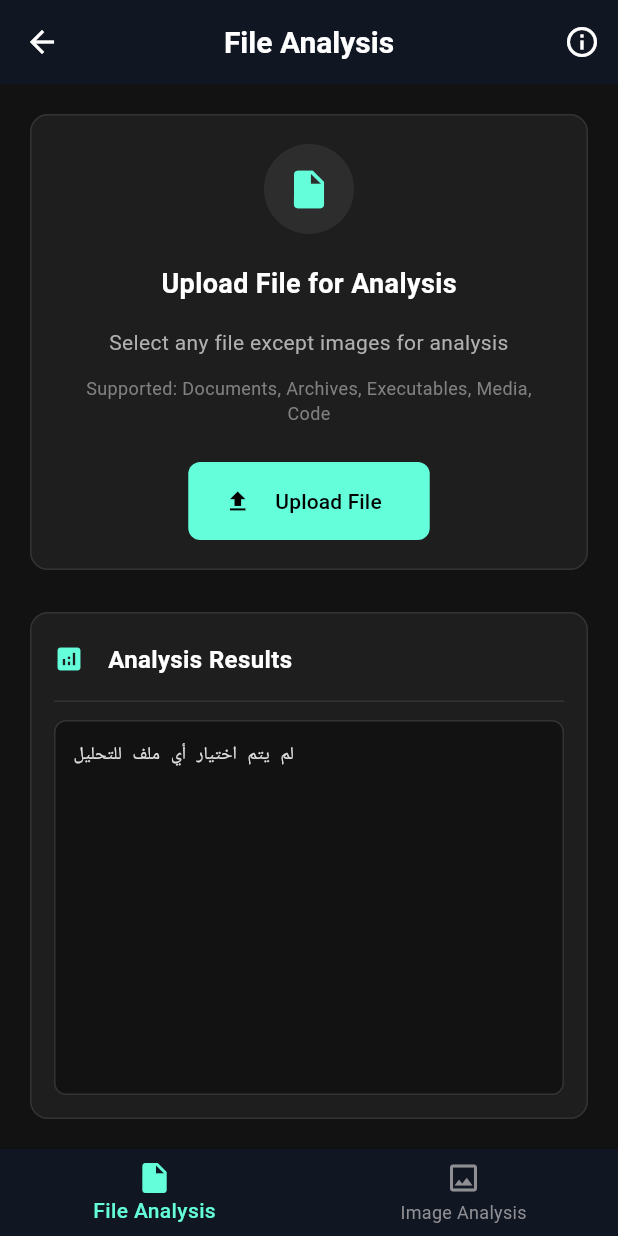
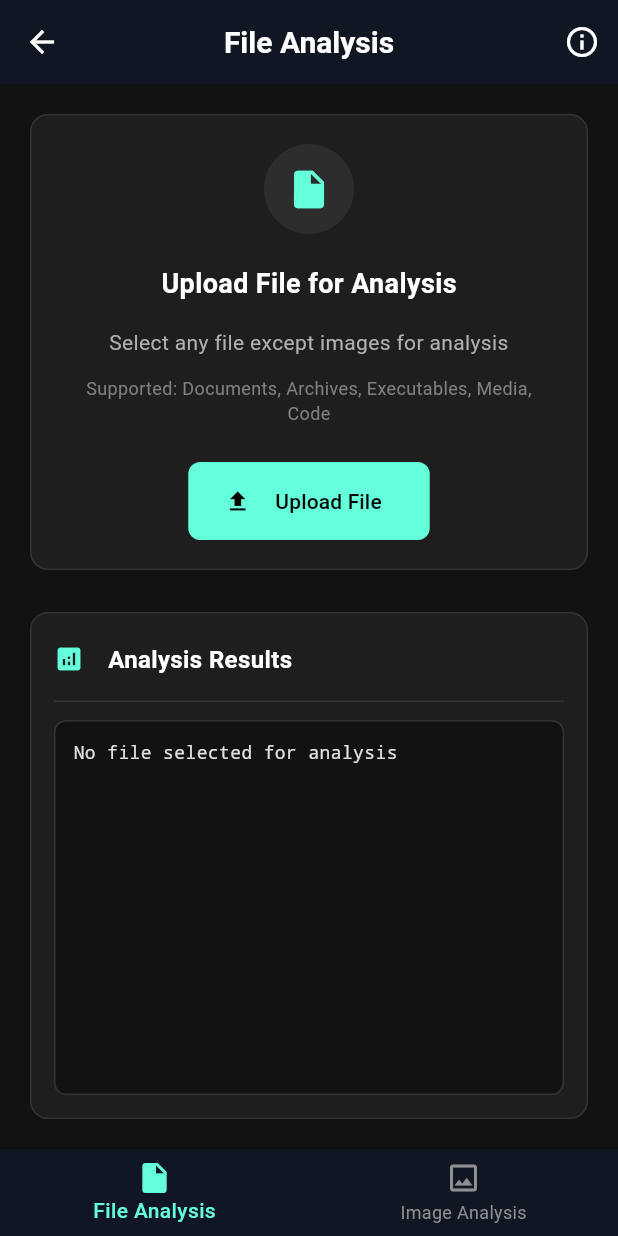
Before and after one commit to sajidammar/CRYPTOCYBER_PROJECT, a Flutter app: the MainAnalysisScreen screen opened directly, after a tap on "Upload File", on a phone screen of 412 x 824 dp. Run offline on Flutter 3.47's test engine with Material 3 defaults, Android fonts, the light colour scheme and no system bars; our stand-ins replace file_picker, image_picker; missing offline and left inert: exif.

Commit message:
fixed the problems in file analysis screen and image analysis screen for screen's width problem

```diff
--- a/lib/screens/analysis_screens/file_analysis_screen.dart
+++ b/lib/screens/analysis_screens/file_analysis_screen.dart
@@ -13,7 +13,7 @@ class FileAnalysisTab extends StatefulWidget {
 }
 
 class _FileAnalysisTabState extends State<FileAnalysisTab> {
-  String _analysisResult = 'لم يتم تحليل أي ملف بعد';
+  String _analysisResult = 'No file analyzed yet';
   bool _isAnalyzing = false;
   PlatformFile? _selectedFile;
 
@@ -30,44 +30,44 @@ class _FileAnalysisTabState extends State<FileAnalysisTab> {
 
   // فئات الملفات
   final Map<String, String> _fileCategories = {
-    'txt': 'مستند نصي',
-    'pdf': 'مستند PDF',
-    'doc': 'مستند Word',
-    'docx': 'مستند Word',
-    'xls': 'جدول بيانات Excel',
-    'xlsx': 'جدول بيانات Excel',
-    'ppt': 'عرض تقديمي',
-    'pptx': 'عرض تقديمي',
-    'zip': 'أرشيف مضغوط',
-    'rar': 'أرشيف مضغوط',
-    '7z': 'أرشيف مضغوط',
-    'tar': 'أرشيف مضغوط',
-    'gz': 'أرشيف مضغوط',
-    'exe': 'ملف تنفيذي',
-    'dll': 'مكتبة ديناميكية',
-    'msi': 'مثبت Windows',
-    'apk': 'تطبيق أندرويد',
-    'html': 'صفحة ويب',
-    'htm': 'صفحة ويب',
-    'css': 'ملف تنسيق',
-    'js': 'ملف JavaScript',
-    'json': 'بيانات JSON',
-    'xml': 'بيانات XML',
-    'mp3': 'ملف صوتي',
-    'wav': 'ملف صوتي',
-    'mp4': 'ملف فيديو',
-    'avi': 'ملف فيديو',
-    'mkv': 'ملف فيديو',
-    'sql': 'نص SQL',
-    'db': 'ملف قاعدة بيانات',
-    'sqlite': 'ملف قاعدة بيانات',
-    'py': 'نص Python',
-    'java': 'كود Java',
-    'cpp': 'كود C++',
-    'c': 'كود C',
-    'cs': 'كود C#',
-    'php': 'نص PHP',
-    'rb': 'نص Ruby'
+    'txt': 'Text Document',
+    'pdf': 'PDF Document',
+    'doc': 'Word Document',
+    'docx': 'Word Document',
+    'xls': 'Excel Spreadsheet',
+    'xlsx': 'Excel Spreadsheet',
+    'ppt': 'PowerPoint Presentation',
+    'pptx': 'PowerPoint Presentation',
+    'zip': 'Compressed Archive',
+    'rar': 'Compressed Archive',
+    '7z': 'Compressed Archive',
+    'tar': 'Compressed Archive',
+    'gz': 'Compressed Archive',
+    'exe': 'Executable File',
+    'dll': 'Dynamic Library',
+    'msi': 'Windows Installer',
+    'apk': 'Android Application',
+    'html': 'Web Page',
+    'htm': 'Web Page',
+    'css': 'Stylesheet',
+    'js': 'JavaScript File',
+    'json': 'JSON Data',
+    'xml': 'XML Data',
+    'mp3': 'Audio File',
+    'wav': 'Audio File',
+    'mp4': 'Video File',
+    'avi': 'Video File',
+    'mkv': 'Video File',
+    'sql': 'SQL Script',
+    'db': 'Database File',
+    'sqlite': 'Database File',
+    'py': 'Python Script',
+    'java': 'Java Source',
+    'cpp': 'C++ Source',
+    'c': 'C Source',
+    'cs': 'C# Source',
+    'php': 'PHP Script',
+    'rb': 'Ruby Script'
   };
 
   Future<void> _pickAndAnalyzeFile() async {
@@ -83,9 +83,9 @@ class _FileAnalysisTabState extends State<FileAnalysisTab> {
         // التحقق إذا كان الملف صورة
         if (_isImageFile(selectedFile.extension)) {
           setState(() {
-            _analysisResult = 'نوع الملف هذا غير مدعوم للتحليل\n\n'
-                'يرجى استخدام تبويب "تحليل الصور" لملفات الصور.\n'
-                'يرجى اختيار نوع ملف مختلف';
+            _analysisResult = 'This file type is not supported for analysis\n\n'
+                'Please use the "Image Analysis" tab for image files.\n'
+                'Please select a different file type';
             _isAnalyzing = false;
           });
           return;
@@ -94,7 +94,7 @@ class _FileAnalysisTabState extends State<FileAnalysisTab> {
         setState(() {
           _selectedFile = selectedFile;
           _isAnalyzing = true;
-          _analysisResult = 'جاري تحليل الملف...';
+          _analysisResult = 'Analyzing file...';
         });
 
         await Future.delayed(Duration(milliseconds: 500));
@@ -107,13 +107,13 @@ class _FileAnalysisTabState extends State<FileAnalysisTab> {
         });
       } else {
         setState(() {
-          _analysisResult = 'لم يتم اختيار أي ملف للتحليل';
+          _analysisResult = 'No file selected for analysis';
           _isAnalyzing = false;
         });
       }
     } catch (e) {
       setState(() {
-        _analysisResult = 'خطأ في تحليل الملف: $e';
+        _analysisResult = 'Error analyzing file: $e';
         _isAnalyzing = false;
       });
     }
@@ -126,16 +126,16 @@ class _FileAnalysisTabState extends State<FileAnalysisTab> {
   }
 
   Future<String> _analyzeFile(PlatformFile file) async {
-    String result = '════════ تحليل الملف ════════\n\n';
+    String result = '════════ File Analysis ════════\n\n';
 
-    result += '📁 المعلومات الأساسية:\n';
+    result += '📁 Basic Information:\n';
     result += '────────────────────\n';
-    result += '📁 اسم الملف: ${file.name}\n';
-    result += '📊 حجم الملف: ${_formatFileSize(file.size)}\n';
-    result += '🔤 الامتداد: ${file.extension ?? 'غير معروف'}\n';
-    result += '📄 نوع الملف: ${_getFileType(file.extension)}\n\n';
+    result += '📁 File Name: ${file.name}\n';
+    result += '📊 File Size: ${_formatFileSize(file.size)}\n';
+    result += '🔤 Extension: ${file.extension ?? 'Unknown'}\n';
+    result += '📄 File Type: ${_getFileType(file.extension)}\n\n';
 
-    result += '🔐 تحليل التجزئة:\n';
+    result += '🔐 Hash Analysis:\n';
     result += '────────────────────\n';
 
     if (file.bytes != null) {
@@ -143,14 +143,14 @@ class _FileAnalysisTabState extends State<FileAnalysisTab> {
       result += 'SHA-1: ${_calculateSHA1(file.bytes!)}\n';
       result += 'SHA-256: ${_calculateSHA256(file.bytes!)}\n\n';
     } else {
-      result += '⚠️ لا يمكن تحليل التجزئة - بيانات الملف غير متوفرة\n\n';
+      result += '⚠️ Cannot analyze hash - file data unavailable\n\n';
     }
 
-    result += '📄 تحليل المحتوى:\n';
+    result += '📄 Content Analysis:\n';
     result += '────────────────────\n';
     result += _analyzeFileContent(file.bytes, file.extension ?? '');
 
-    result += '\n🔒 تحليل التشفير والأمان:\n';
+    result += '\n🔒 Encryption & Security Analysis:\n';
     result += '────────────────────\n';
     result += _analyzeEncryptionAndSecurity(file.bytes, file.extension ?? '');
 
@@ -158,8 +158,8 @@ class _FileAnalysisTabState extends State<FileAnalysisTab> {
   }
 
   String _getFileType(String? extension) {
-    if (extension == null) return 'نوع ملف غير معروف';
-    return _fileCategories[extension.toLowerCase()] ?? 'نوع ملف غير معروف';
+    if (extension == null) return 'Unknown file type';
+    return _fileCategories[extension.toLowerCase()] ?? 'Unknown file type';
   }
 
   String _calculateMD5(List<int> bytes) {
@@ -175,7 +175,7 @@ class _FileAnalysisTabState extends State<FileAnalysisTab> {
   }
 
   String _analyzeFileContent(List<int>? bytes, String extension) {
-    if (bytes == null) return '⚠️ لا يمكن تحليل المحتوى - بيانات الملف غير متوفرة\n\n';
+    if (bytes == null) return '⚠️ Cannot analyze content - file data unavailable\n\n';
 
     String analysis = '';
 
@@ -187,17 +187,17 @@ class _FileAnalysisTabState extends State<FileAnalysisTab> {
           content = content.substring(0, 500) + '...';
         }
 
-        analysis += 'النص المقروء: ${content.length} حرف\n';
-        analysis += 'العينات: ${content.replaceAll('\n', ' ')}\n\n';
+        analysis += 'Readable text: ${content.length} characters\n';
+        analysis += 'Samples: ${content.replaceAll('\n', ' ')}\n\n';
       } catch (e) {
-        analysis += 'الملف غير نصي أو مشفر\n\n';
+        analysis += 'File is not text-based or encrypted\n\n';
       }
     } else {
-      analysis += 'ملف ثنائي - التحليل محدود للمحتوى النصي\n\n';
+      analysis += 'Binary file - content analysis limited\n\n';
     }
 
     // تحليل توقيع الملف
-    analysis += '🔍 تحليل توقيع الملف:\n';
+    analysis += '🔍 File Signature Analysis:\n';
     analysis += _analyzeFileSignature(bytes, extension);
 
     return analysis;
@@ -209,58 +209,58 @@ class _FileAnalysisTabState extends State<FileAnalysisTab> {
   }
 
   String _analyzeFileSignature(List<int> bytes, String extension) {
-    if (bytes.length < 8) return '  الملف صغير جداً لتحليل التوقيع\n';
+    if (bytes.length < 8) return '  File too small for signature analysis\n';
 
     String analysis = '';
     List<int> header = bytes.sublist(0, math.min(16, bytes.length));
     String headerHex = header.map((b) => b.toRadixString(16).padLeft(2, '0')).join(' ');
 
-    analysis += '  رأس الملف (hex): $headerHex\n';
+    analysis += '  File header (hex): $headerHex\n';
 
     // التواقيع الشائعة للملفات
     if (headerHex.startsWith('25 50 44 46')) {
-      analysis += '  ✅ مستند PDF (تم التأكد من التوقيع)\n';
+      analysis += '  ✅ PDF document (confirmed by signature)\n';
     } else if (headerHex.startsWith('50 4b 03 04') || headerHex.startsWith('50 4b 05 06') || headerHex.startsWith('50 4b 07 08')) {
-      analysis += '  ✅ أرشيف ZIP (تم التأكد من التوقيع)\n';
+      analysis += '  ✅ ZIP archive (confirmed by signature)\n';
     } else if (headerHex.startsWith('52 61 72 21 1a 07 00')) {
-      analysis += '  ✅ أرشيف RAR (تم التأكد من التوقيع)\n';
+      analysis += '  ✅ RAR archive (confirmed by signature)\n';
     } else if (headerHex.startsWith('37 7a bc af 27 1c')) {
-      analysis += '  ✅ أرشيف 7-Zip (تم التأكد من التوقيع)\n';
+      analysis += '  ✅ 7-Zip archive (confirmed by signature)\n';
     } else if (headerHex.startsWith('d0 cf 11 e0 a1 b1 1a e1')) {
-      analysis += '  ✅ مستند Microsoft Office\n';
+      analysis += '  ✅ Microsoft Office document\n';
     } else if (headerHex.startsWith('4d 5a')) {
-      analysis += '  ✅ ملف تنفيذي لنظام Windows (EXE/DLL)\n';
+      analysis += '  ✅ Windows executable (EXE/DLL)\n';
     } else if (bytes.length >= 2 && bytes[0] == 0x23 && bytes[1] == 0x21) {
-      analysis += '  ✅ ملف نصي تنفيذي (shebang)\n';
+      analysis += '  ✅ Script file (shebang detected)\n';
     } else {
-      analysis += '  ⚠️ توقيع ملف غير معروف\n';
+      analysis += '  ⚠️ Unknown file signature\n';
     }
 
     return analysis;
   }
 
   String _analyzeEncryptionAndSecurity(List<int>? bytes, String extension) {
-    if (bytes == null || bytes.isEmpty) return 'لا يمكن تحليل التشفير - بيانات فارغة\n';
+    if (bytes == null || bytes.isEmpty) return 'Cannot analyze encryption - empty data\n';
 
     String analysis = '';
 
     // تحليل الانتروبي
     double entropy = _calculateEntropy(bytes);
-    analysis += '📊 الانتروبي: ${entropy.toStringAsFixed(2)}\n';
+    analysis += '📊 Entropy: ${entropy.toStringAsFixed(2)}\n';
     if (entropy > 7.5) {
-      analysis += '🔐 انتروبي عالي -可能加密或压缩\n';
+      analysis += '🔐 High entropy - Possibly encrypted or compressed\n';
     } else if (entropy > 6.0) {
-      analysis += '📖 انتروبي متوسط - محتوى مختلط\n';
+      analysis += '📖 Medium entropy - Mixed content\n';
     } else {
-      analysis += '📝 انتروبي منخفض -很可能为纯文本或结构化数据\n';
+      analysis += '📝 Low entropy - Likely plain text or structured data\n';
     }
 
     // تقييم المخاطر
-    analysis += '\n⚠️ تقييم المخاطر:\n';
+    analysis += '\n⚠️ Risk Assessment:\n';
     analysis += _assessRisk(extension, entropy);
 
     // فحص سلامة الملف
-    analysis += '\n🛡️ سلامة الملف:\n';
+    analysis += '\n🛡️ File Integrity:\n';
     analysis += _checkFileIntegrity(bytes, extension);
 
     return analysis;
@@ -271,40 +271,40 @@ class _FileAnalysisTabState extends State<FileAnalysisTab> {
     final mediumRiskExtensions = {'zip', 'rar', '7z', 'jar', 'iso'};
 
     if (highRiskExtensions.contains(extension.toLowerCase())) {
-      return '  خطورة متوسطة - ملف تنفيذي\n';
+      return '  Medium risk - Executable file\n';
     } else if (mediumRiskExtensions.contains(extension.toLowerCase())) {
-      return '  خطورة منخفضة - ملف أرشيف\n';
+      return '  Low risk - Archive file\n';
     } else if (entropy > 7.8 && !_isTextBasedFile(extension)) {
-      return '  خطورة عالية - ملف مجهول أو مشبوه\n';
+      return '  High risk - Unknown or suspicious file\n';
     } else {
-      return '  خطورة منخفضة - ملف عادي\n';
+      return '  Low risk - Normal file\n';
     }
   }
 
   String _checkFileIntegrity(List<int> bytes, String extension) {
     // فحوصات السلامة الأساسية بناءً على نوع الملف
-    if (bytes.isEmpty) return '  ❌ ملف فارغ\n';
+    if (bytes.isEmpty) return '  ❌ Empty file\n';
 
     if (extension.toLowerCase() == 'pdf' && bytes.length > 4) {
       String start = String.fromCharCodes(bytes.sublist(0, 4));
       String end = String.fromCharCodes(bytes.sublist(bytes.length - 6));
       if (start == '%PDF' && end.contains('%%EOF')) {
-        return '  ✅ الملف يبدو سليماً\n';
+        return '  ✅ File appears to be valid\n';
       } else {
-        return '  ⚠️ تم اكتشاف تلف محتمل في الملف\n';
+        return '  ⚠️ Potential file corruption detected\n';
       }
     }
 
     if ((extension.toLowerCase() == 'zip' || extension.toLowerCase() == 'jar') && bytes.length > 4) {
       String start = bytes.sublist(0, 2).map((b) => b.toRadixString(16)).join('');
       if (start == '504b') {
-        return '  ✅ الملف يبدو سليماً\n';
+        return '  ✅ File appears to be valid\n';
       } else {
-        return '  ⚠️ تم اكتشاف تلف محتمل في الملف\n';
+        return '  ⚠️ Potential file corruption detected\n';
       }
     }
 
-    return '  ✅ تم اجتياز فحص السلامة الأساسي\n';
+    return '  ✅ Basic integrity check passed\n';
   }
 
   double _calculateEntropy(List<int> bytes) {
@@ -429,6 +429,7 @@ class _FileAnalysisTabState extends State<FileAnalysisTab> {
                   if (_selectedFile != null) ...[
                     SizedBox(height: 16),
                     Container(
+                      width: double.infinity, // إصلاح التدفق
                       padding: EdgeInsets.all(12),
                       decoration: BoxDecoration(
                         color: Color(0xFF1B5E20),
@@ -440,11 +441,13 @@ class _FileAnalysisTabState extends State<FileAnalysisTab> {
                         children: [
                           Icon(Icons.check_circle, color: Color(0xFF4CAF50), size: 16),
                           SizedBox(width: 8),
-                          TranslatedText(
-                            englishText: 'Selected file: ${_selectedFile!.name}',
-                            style: TextStyle(
-                              color: Colors.white,
-                              fontSize: 12,
+                          Expanded( // إصلاح التدفق
+                            child: TranslatedText(
+                              englishText: 'Selected file: ${_selectedFile!.name}',
+                              style: TextStyle(
+                                color: Colors.white,
+                                fontSize: 12,
+                              ),
                             ),
                           ),
                         ],
--- a/lib/screens/analysis_screens/image_analysis_screen.dart
+++ b/lib/screens/analysis_screens/image_analysis_screen.dart
@@ -298,6 +298,7 @@ class _ImageAnalysisTabState extends State<ImageAnalysisTab> {
                   if (_selectedImage != null) ...[
                     SizedBox(height: 16),
                     Container(
+                      width: double.infinity,
                       padding: EdgeInsets.all(12),
                       decoration: BoxDecoration(
                         color: Color(0xFF1B5E20),
@@ -309,11 +310,13 @@ class _ImageAnalysisTabState extends State<ImageAnalysisTab> {
                         children: [
                           Icon(Icons.check_circle, color: Color(0xFF4CAF50), size: 16),
                           SizedBox(width: 8),
-                          TranslatedText(
-                            englishText: 'Selected image: ${_selectedImage!.path.split('/').last}',
-                            style: TextStyle(
-                              color: Colors.white,
-                              fontSize: 12,
+                          Expanded(
+                            child: TranslatedText(
+                              englishText: 'Selected image: ${_selectedImage!.path.split('/').last}',
+                              style: TextStyle(
+                                color: Colors.white,
+                                fontSize: 12,
+                              ),
                             ),
                           ),
                         ],
```
